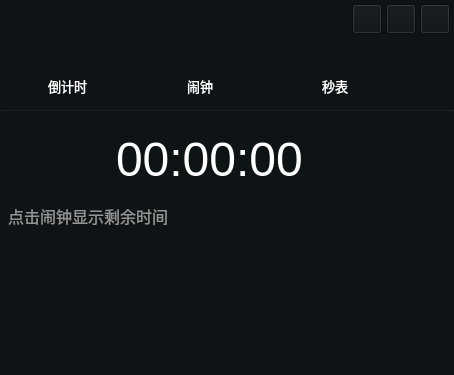
The window that src/plugins/Clock_deamon/clock.ui (ukui/ukui-sidebar) describes before a commit, drawn with Qt 5; both pictures show x 0 to 454 and y 0 to 375 of the 454 by 660 pixel window.
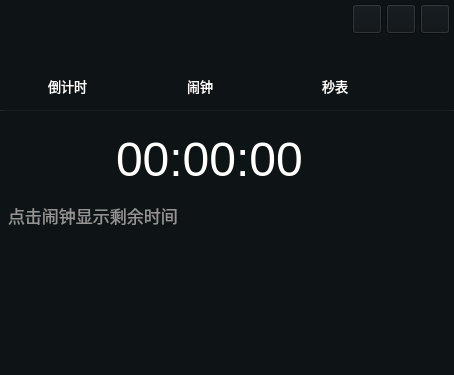
The same window after the commit. The open tabs and pages were chosen to show the change. Icons and pictures are not drawn. Custom widgets are drawn as their Qt base class.

Commit message: Alarm clock: increase prompt time font

```diff
--- a/src/plugins/Clock_deamon/clock.ui
+++ b/src/plugins/Clock_deamon/clock.ui
@@ -474,7 +474,7 @@
      <property name="styleSheet">
       <string notr="true">color: rgb(255, 255, 255);
 color: rgb(148, 148, 148);
-font: 12pt ;
+font: 13pt ;
 opacity:0.45;</string>
      </property>
      <property name="text">
```
Left out of the diff: 5 changed lines with no effect on the pictures.
